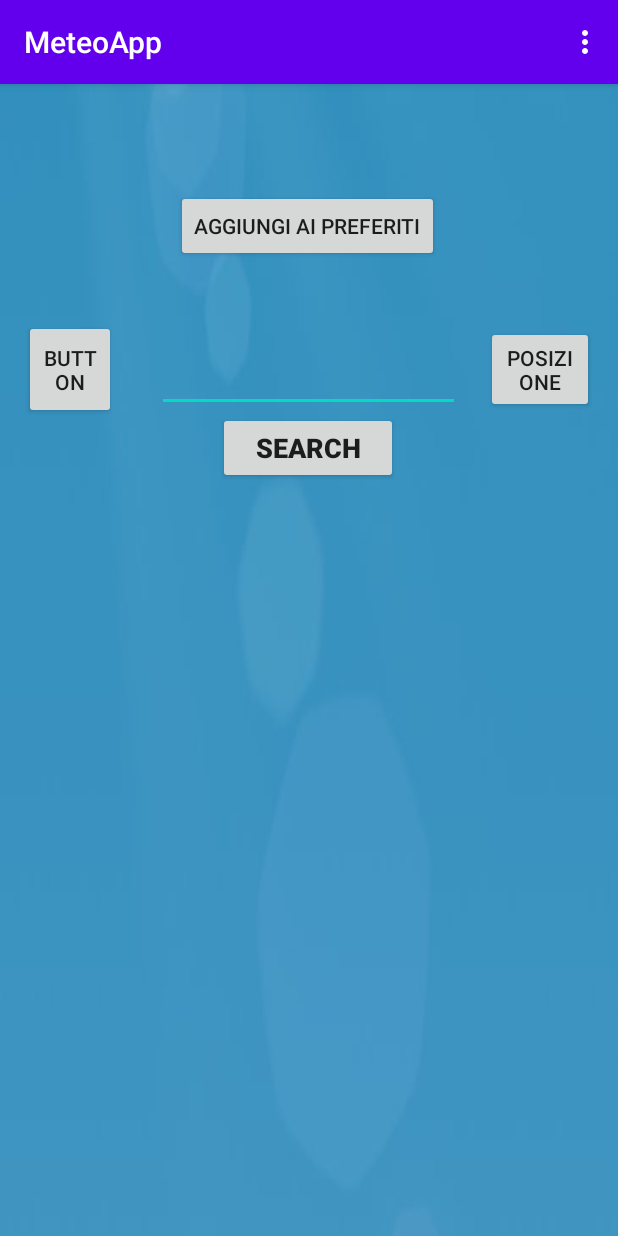
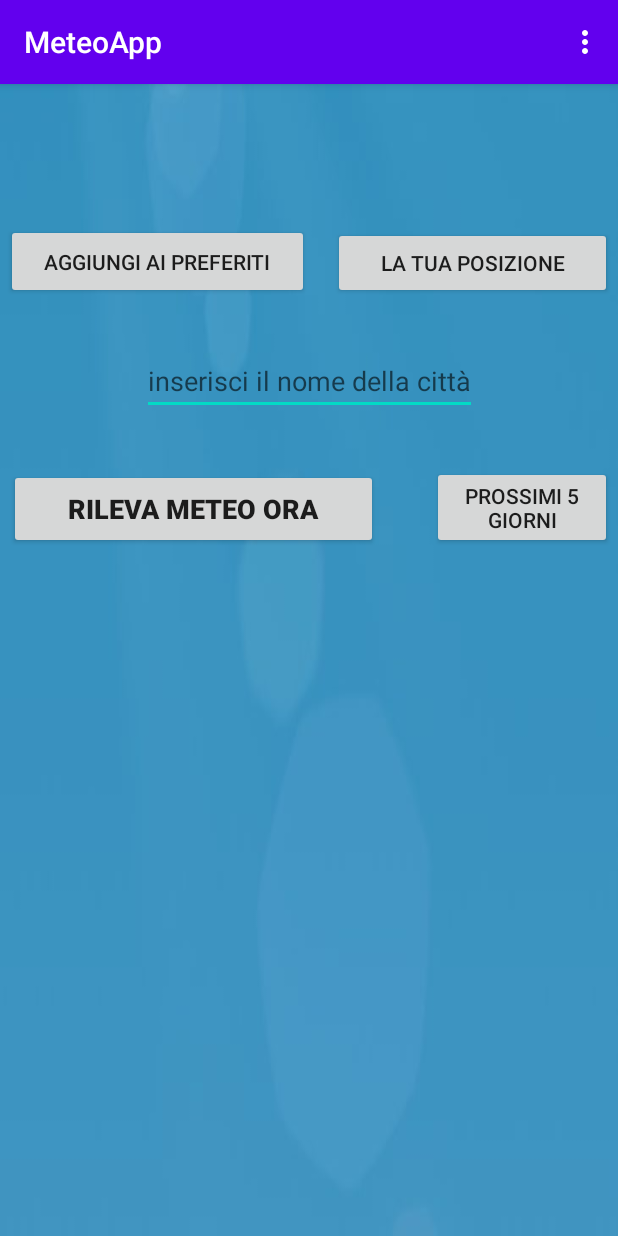
Before and after one commit to littlepm96/WeatherApp-masteror, an Android app: the screen it shows after launch (MainActivity), on a phone screen of 412 x 824 dp. Run offline under Robolectric (Android 15) with nearby library versions, the phone set to English and light mode, and no system bars; our stand-ins replace Volley.

Commit message:
finale sempre più vicino

```diff
--- a/app/src/main/res/layout/activity_main.xml
+++ b/app/src/main/res/layout/activity_main.xml
@@ -8,88 +8,80 @@
     tools:context=".MainActivity">
 
 
-    <Button
-        android:id="@+id/searchButton"
-        android:layout_width="120dp"
-        android:layout_height="wrap_content"
-        android:onClick="search"
-        android:text="@string/search"
-
-        android:textSize="18sp"
-        android:textStyle="bold"
-        app:layout_constraintEnd_toEndOf="parent"
-        app:layout_constraintHorizontal_bias="0.498"
-        app:layout_constraintStart_toStartOf="parent"
-        app:layout_constraintTop_toBottomOf="@+id/Ab" />
-
-
     <TextView
         android:id="@+id/resut"
         android:layout_width="wrap_content"
         android:layout_height="wrap_content"
-        android:layout_marginTop="60dp"
+        android:layout_marginTop="56dp"
         android:padding="8dp"
         android:textColor="#FF000000"
         android:textSize="24sp"
         android:textStyle="bold"
-        app:layout_constraintEnd_toEndOf="@+id/searchButton"
-        app:layout_constraintStart_toStartOf="@+id/searchButton"
-        app:layout_constraintTop_toBottomOf="@+id/searchButton" />
-
-
-
+        app:layout_constraintEnd_toEndOf="parent"
+        app:layout_constraintHorizontal_bias="0.526"
+        app:layout_constraintStart_toStartOf="parent"
+        app:layout_constraintTop_toBottomOf="@+id/b" />
 
     <AutoCompleteTextView
         android:id="@+id/Ab"
-        android:layout_width="202dp"
-        android:layout_height="62dp"
+        android:layout_width="wrap_content"
+        android:layout_height="wrap_content"
+        android:hint="@string/inserisci_il_nome_della_citt"
+        android:imeOptions="actionNext"
+        android:inputType="textPersonName"
         android:text=""
-        android:inputType="textPersonName"
-        android:imeOptions="actionNext"
-
         app:layout_constraintBottom_toBottomOf="parent"
         app:layout_constraintEnd_toEndOf="parent"
-        app:layout_constraintHorizontal_bias="0.497"
         app:layout_constraintStart_toStartOf="parent"
         app:layout_constraintTop_toTopOf="parent"
-        app:layout_constraintVertical_bias="0.222" />
+        app:layout_constraintVertical_bias="0.243" />
+
+    <Button
+        android:id="@+id/posizione"
+        android:layout_width="186dp"
+        android:layout_height="wrap_content"
+        android:layout_marginEnd="4dp"
+        android:layout_marginBottom="32dp"
+        android:onClick="posizione"
+        android:text="@string/la_tua_posizione"
+        app:layout_constraintBottom_toTopOf="@+id/Ab"
+        app:layout_constraintEnd_toEndOf="parent" />
 
     <Button
         android:id="@+id/b"
-        android:layout_width="61dp"
-        android:layout_height="66dp"
+        android:layout_width="120dp"
+        android:layout_height="wrap_content"
+        android:layout_marginEnd="4dp"
         android:onClick="next"
-        android:text="@string/button"
-        app:layout_constraintBottom_toBottomOf="parent"
-        app:layout_constraintEnd_toStartOf="@+id/Ab"
-        app:layout_constraintHorizontal_bias="0.372"
+        android:text="@string/prossimi_5_giorni"
+        app:layout_constraintBottom_toBottomOf="@+id/searchButton"
+        app:layout_constraintEnd_toEndOf="parent"
+        app:layout_constraintTop_toBottomOf="@+id/Ab"
+        app:layout_constraintVertical_bias="1.0" />
+
+    <Button
+        android:id="@+id/searchButton"
+        android:layout_width="246dp"
+        android:layout_height="53dp"
+        android:layout_marginTop="36dp"
+        android:onClick="search"
+
+        android:text="@string/rileva_meteo_ora"
+        android:textSize="18sp"
+        android:textStyle="bold"
+        app:layout_constraintEnd_toEndOf="parent"
+        app:layout_constraintHorizontal_bias="0.036"
         app:layout_constraintStart_toStartOf="parent"
-        app:layout_constraintTop_toTopOf="parent"
-        app:layout_constraintVertical_bias="0.224" />
+        app:layout_constraintTop_toBottomOf="@+id/Ab" />
 
     <Button
         android:id="@+id/StarButton"
-        android:layout_width="wrap_content"
-        android:layout_height="wrap_content"
+        android:layout_width="202dp"
+        android:layout_height="50dp"
+        android:layout_marginStart="4dp"
+        android:layout_marginBottom="32dp"
+        android:onClick="addPreferiti"
         android:text="@string/aggiungi_ai_preferiti"
-        android:onClick="addPreferiti"
-        app:layout_constraintBottom_toBottomOf="parent"
-        app:layout_constraintEnd_toEndOf="parent"
-        app:layout_constraintHorizontal_bias="0.497"
-        app:layout_constraintStart_toStartOf="parent"
-        app:layout_constraintTop_toTopOf="parent"
-        app:layout_constraintVertical_bias="0.098" />
-
-    <Button
-        android:id="@+id/posizione"
-        android:layout_width="72dp"
-        android:layout_height="58dp"
-        android:onClick="posizione"
-        android:text="@string/posizione"
-        app:layout_constraintBottom_toBottomOf="parent"
-        app:layout_constraintEnd_toEndOf="parent"
-        app:layout_constraintHorizontal_bias="0.952"
-        app:layout_constraintStart_toStartOf="parent"
-        app:layout_constraintTop_toTopOf="parent"
-        app:layout_constraintVertical_bias="0.227" />
+        app:layout_constraintBottom_toTopOf="@+id/Ab"
+        app:layout_constraintStart_toStartOf="parent" />
 </androidx.constraintlayout.widget.ConstraintLayout>
--- a/app/src/main/res/values/strings.xml
+++ b/app/src/main/res/values/strings.xml
@@ -21,4 +21,8 @@
     <string name="elimina">Elimina</string>
     <string name="cancella_tutti">cancella tutti</string>
     <string name="posizione">posizione</string>
+    <string name="inserisci_il_nome_della_citt">inserisci il nome della città</string>
+    <string name="prossimi_5_giorni">Prossimi 5 giorni</string>
+    <string name="rileva_meteo_ora">rileva meteo ora</string>
+    <string name="la_tua_posizione">la tua posizione</string>
 </resources>
```
Also changed, not shown: app/src/main/java/com/example/weatherapp2/Activity3.java (+14 -18 lines), app/src/main/java/com/example/weatherapp2/MainActivity.java (+14 -12 lines).
